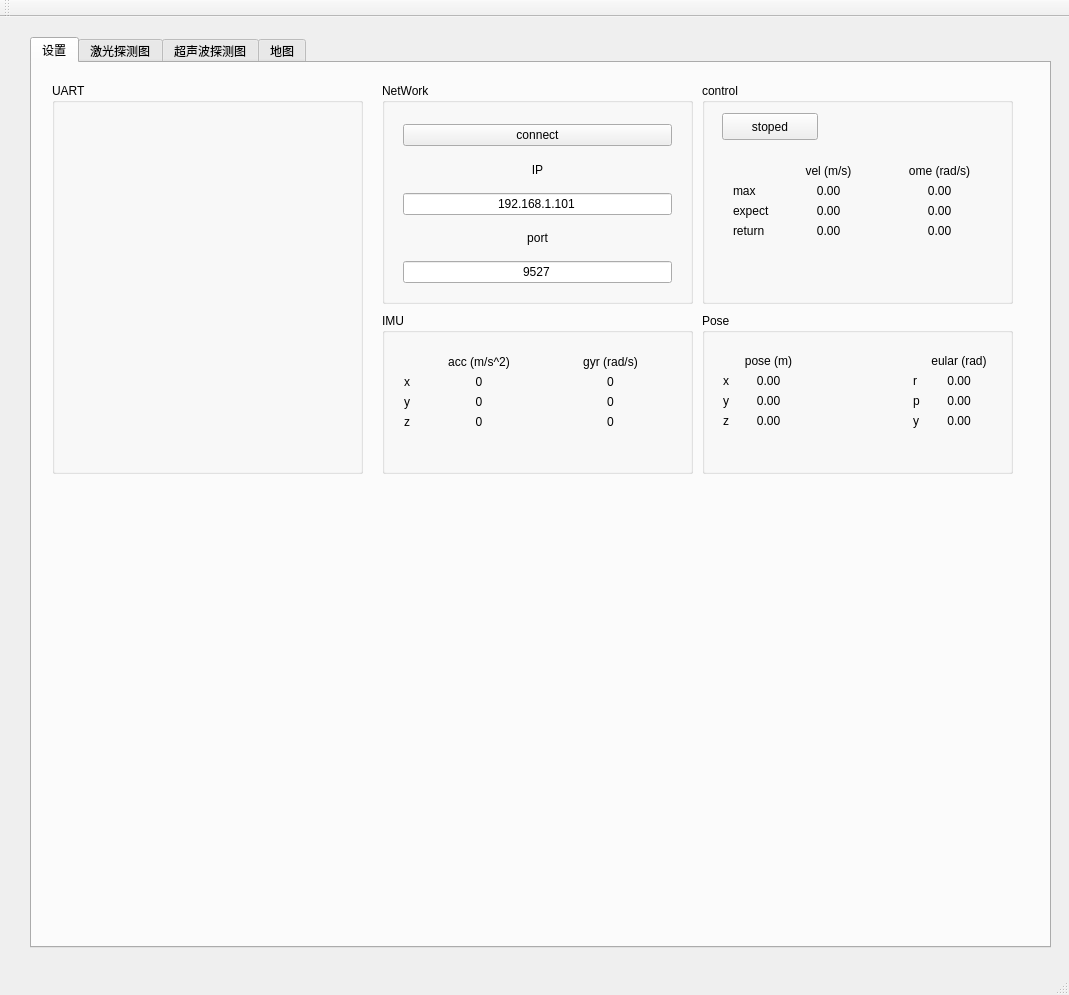
Before: the Qt Designer form src/a_robot_platform/src/client/qt_client/mainwindow.ui in zwhg/distributed_robot_sys, drawn with Qt 5.
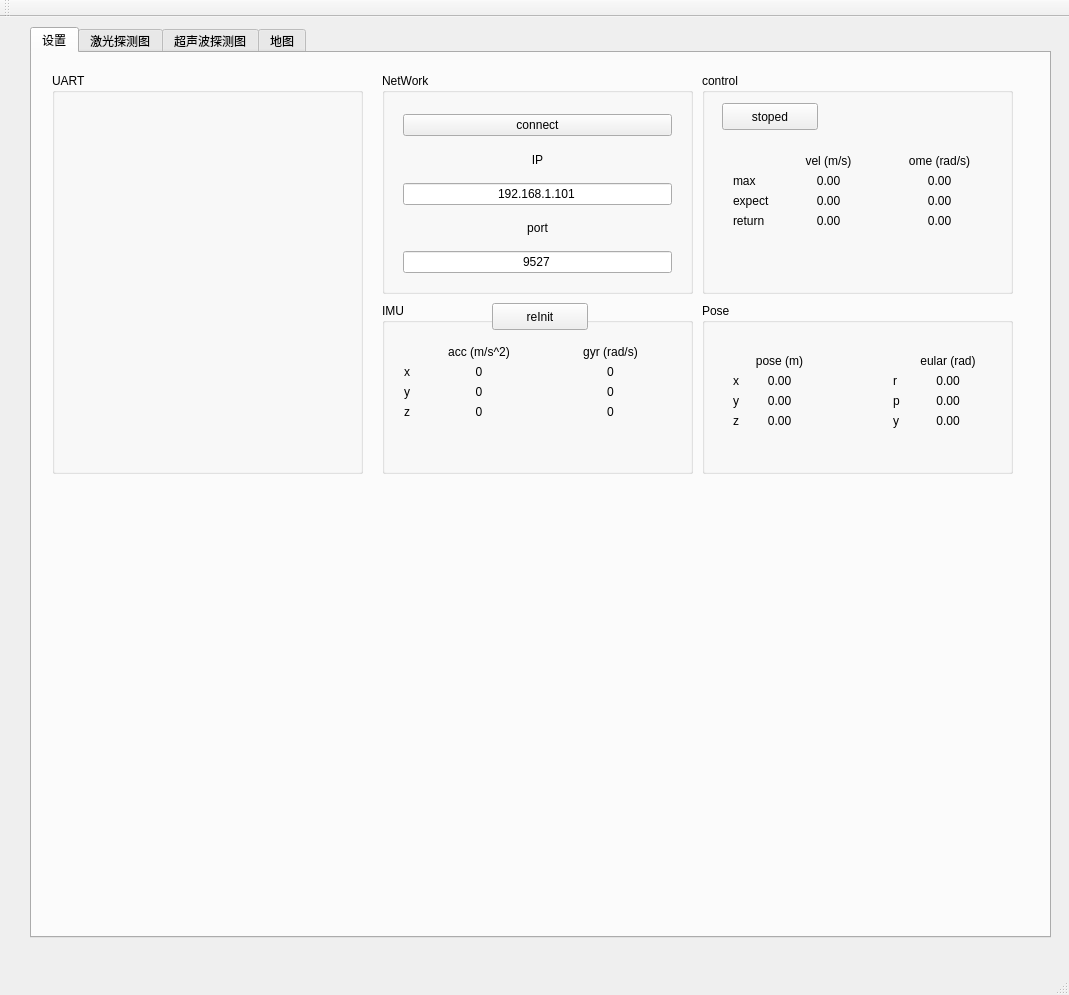
After: the same form once the commit is applied.

Commit message: add botton to control imu init and fixes some hidden bug

Diff of the .ui file:
```diff
--- a/src/a_robot_platform/src/client/qt_client/mainwindow.ui
+++ b/src/a_robot_platform/src/client/qt_client/mainwindow.ui
@@ -30,7 +30,7 @@
     <property name="geometry">
      <rect>
       <x>30</x>
-      <y>20</y>
+      <y>10</y>
       <width>1021</width>
       <height>911</height>
      </rect>
@@ -48,7 +48,7 @@
         <x>350</x>
         <y>250</y>
         <width>311</width>
-        <height>161</height>
+        <height>171</height>
        </rect>
       </property>
       <property name="title">
@@ -60,7 +60,7 @@
          <x>11</x>
          <y>31</y>
          <width>291</width>
-         <height>111</height>
+         <height>134</height>
         </rect>
        </property>
        <layout class="QFormLayout" name="formLayout_3">
@@ -207,6 +207,22 @@
         </item>
        </layout>
       </widget>
+      <widget class="QPushButton" name="pBtn_key_Init_IMU">
+       <property name="geometry">
+        <rect>
+         <x>110</x>
+         <y>0</y>
+         <width>96</width>
+         <height>27</height>
+        </rect>
+       </property>
+       <property name="text">
+        <string>reInit</string>
+       </property>
+       <property name="checkable">
+        <bool>true</bool>
+       </property>
+      </widget>
      </widget>
      <widget class="QGroupBox" name="gBx_control">
       <property name="geometry">
@@ -242,7 +258,7 @@
          <x>20</x>
          <y>70</y>
          <width>281</width>
-         <height>111</height>
+         <height>134</height>
         </rect>
        </property>
        <layout class="QFormLayout" name="formLayout">
@@ -396,7 +412,7 @@
         <x>670</x>
         <y>250</y>
         <width>311</width>
-        <height>161</height>
+        <height>171</height>
        </rect>
       </property>
       <property name="title">
@@ -405,10 +421,10 @@
       <widget class="QWidget" name="form_5">
        <property name="geometry">
         <rect>
-         <x>200</x>
-         <y>30</y>
-         <width>101</width>
-         <height>111</height>
+         <x>180</x>
+         <y>40</y>
+         <width>119</width>
+         <height>121</height>
         </rect>
        </property>
        <layout class="QFormLayout" name="formLayout_5">
@@ -490,10 +506,10 @@
       <widget class="QWidget" name="form_6">
        <property name="geometry">
         <rect>
-         <x>10</x>
-         <y>30</y>
-         <width>101</width>
-         <height>111</height>
+         <x>20</x>
+         <y>40</y>
+         <width>103</width>
+         <height>121</height>
         </rect>
        </property>
        <layout class="QFormLayout" name="formLayout_7">
@@ -660,7 +676,7 @@
         <x>20</x>
         <y>20</y>
         <width>311</width>
-        <height>391</height>
+        <height>401</height>
        </rect>
       </property>
       <property name="title">
```
Left out of the diff: 30 changed lines with no effect on the pictures. The commit also changes 11 other files.
